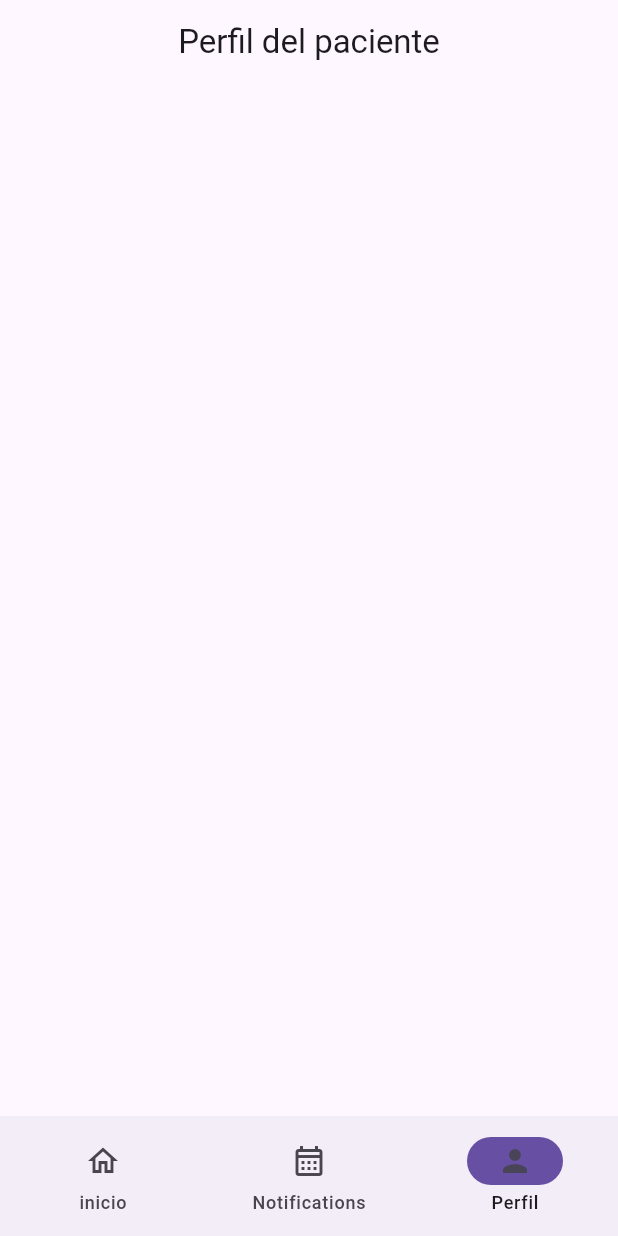
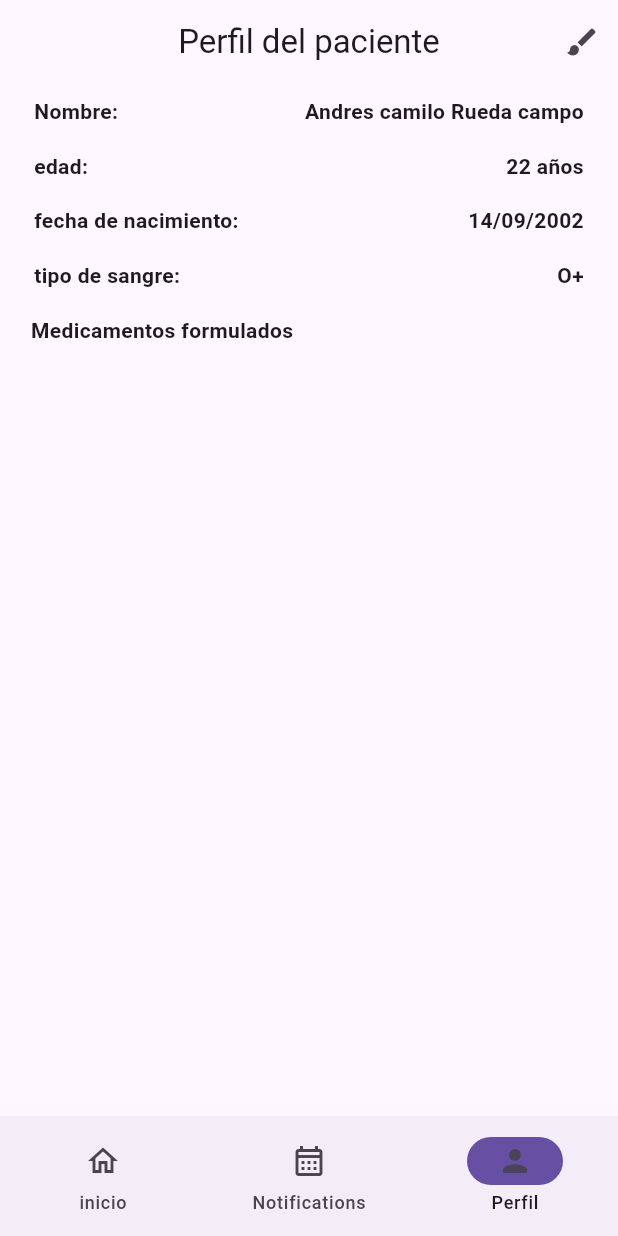
Before and after one commit to p1errot/Recuerda-Med, a Flutter app: the screen it shows after launch, item 3 of the bottom bar chosen, on a phone screen of 412 x 824 dp. Run offline on Flutter 3.47's test engine with Material 3 defaults, Android fonts, the light colour scheme and no system bars.

Commit message:
perfil1.0

```diff
--- a/lib/presentation/Screens/perfil/perfil_screen.dart
+++ b/lib/presentation/Screens/perfil/perfil_screen.dart
@@ -2,11 +2,94 @@ import 'package:flutter/material.dart';
 
 class PerfilScreen extends StatelessWidget {
   const PerfilScreen({super.key});
-
   @override
   Widget build(BuildContext context) {
     return Scaffold(
-      appBar: AppBar(title: Text("Perfil del paciente"), centerTitle: true),
+      appBar: AppBar(
+        title: Text("Perfil del paciente"),
+        centerTitle: true,
+        actions: <Widget>[
+          IconButton(
+            icon: const Icon(Icons.brush),
+            onPressed: () {
+              return print("hola");
+            },
+          ),
+        ],
+      ),
+      body: Center(
+        child: Column(
+          children: [
+            Row(
+              mainAxisAlignment: MainAxisAlignment.center,
+              children: <Widget>[
+                const TextoA(text: "Nombre:", width: 0.35),
+                const TextoA(
+                  text: "Andres camilo Rueda campo",
+                  width: 0.5,
+                  aling: 1,
+                ),
+              ],
+            ),
+            Row(
+              mainAxisAlignment: MainAxisAlignment.center,
+              children: const <Widget>[
+                TextoA(text: "edad:", width: 0.35),
+                TextoA(text: "22 años", width: 0.5, aling: 1),
+              ],
+            ),
+            Row(
+              mainAxisAlignment: MainAxisAlignment.center,
+              children: const <Widget>[
+                TextoA(text: "fecha de nacimiento:", width: 0.35),
+                TextoA(text: "14/09/2002", width: 0.5, aling: 1),
+              ],
+            ),
+            Row(
+              mainAxisAlignment: MainAxisAlignment.center,
+              children: const <Widget>[
+                TextoA(text: "tipo de sangre:", width: 0.35),
+                TextoA(text: "O+", width: 0.5, aling: 1),
+              ],
+            ),
+            Row(
+              mainAxisAlignment: MainAxisAlignment.center,
+              children: const <Widget>[
+                TextoA(text: "Medicamentos formulados", width: 0.9),
+              ],
+            ),
+          ],
+        ),
+      ),
     );
   }
 }
+
+class TextoA extends StatelessWidget {
+  final String text;
+  final double width;
+  final int aling;
+  const TextoA({
+    super.key,
+    required this.text,
+    required this.width,
+    this.aling = 0,
+  });
+  @override
+  Widget build(BuildContext context) {
+    final size = MediaQuery.of(context).size;
+    return Container(
+      margin: EdgeInsets.all(size.width * 0.02),
+      color: Colors.transparent,
+      child: SizedBox(
+        width: size.width * width,
+        // Ancho específico para este Text
+        child: Text(
+          text,
+          style: TextStyle(fontWeight: FontWeight.bold),
+          textAlign: aling == 0 ? TextAlign.left : TextAlign.right,
+        ),
+      ),
+    );
+  }
+}
```
